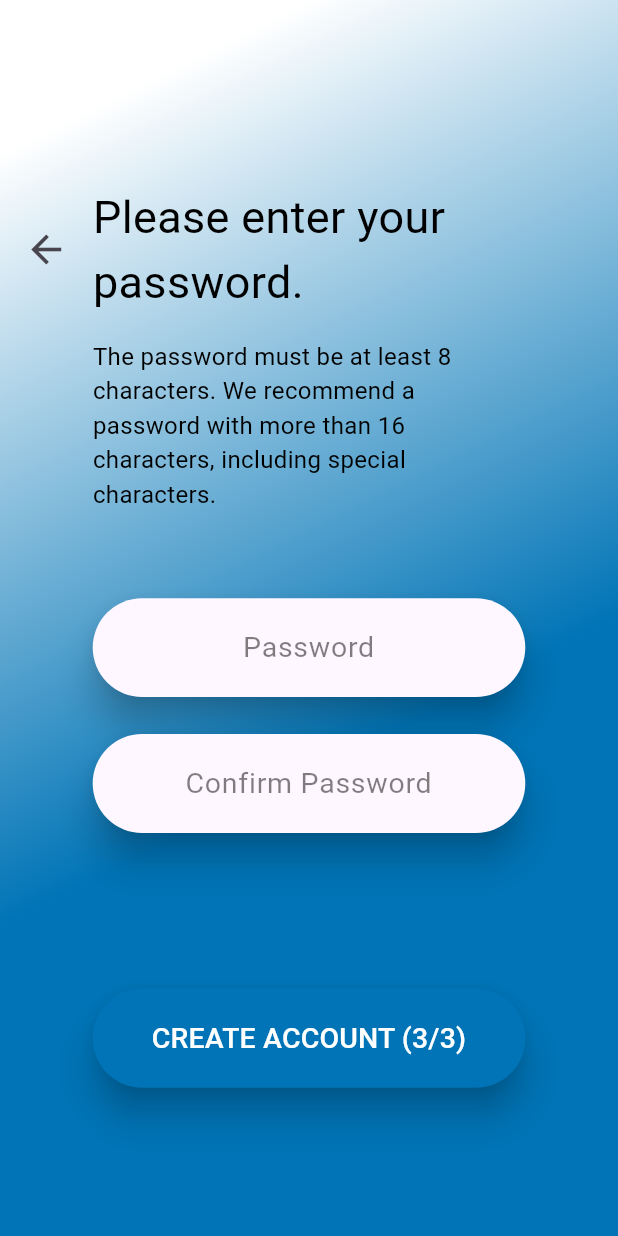
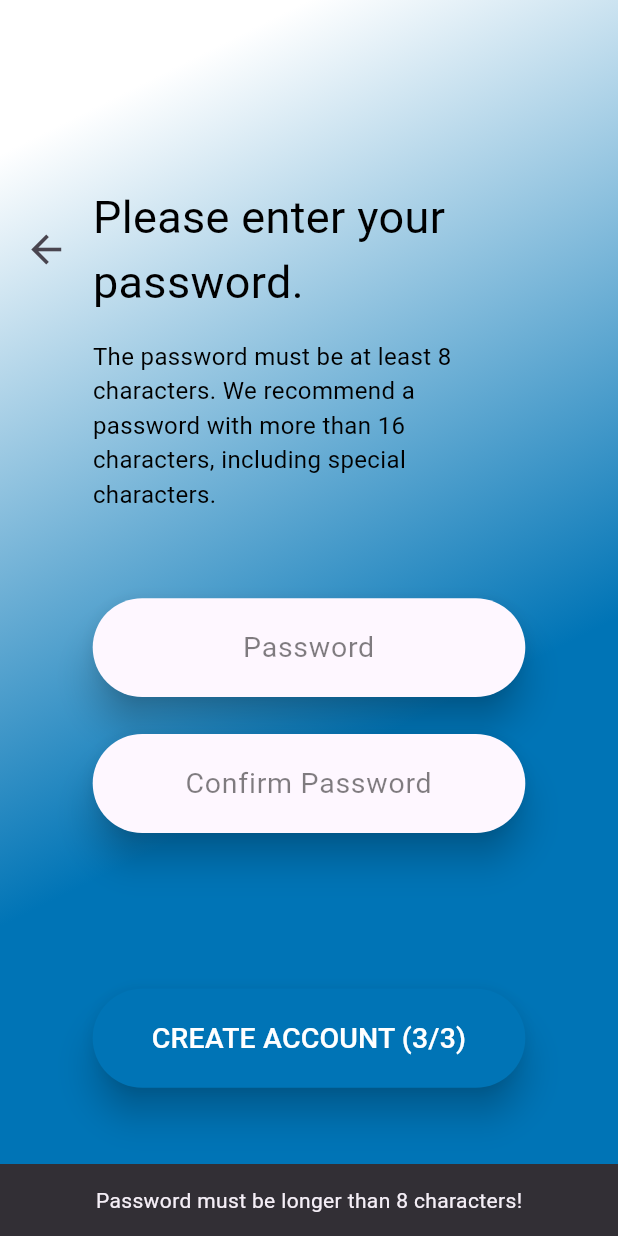
Before and after one commit to danielholzwarth/flexus, a Flutter app: the RegisterPasswordPage widget shown alone on an empty page, opened directly with empty values, after a tap on "CREATE ACCOUNT (3/3)", on a phone screen of 412 x 824 dp. Run offline on Flutter 3.47's test engine with Material 3 defaults, Android fonts, the phone set to English and light mode, and no system bars; our stand-ins replace chopper; missing offline and left inert: crypton, pointycastle; generated files the repository leaves out were written again.

Commit message:
feat: add checks for password

```diff
--- a/app/lib/pages/login/register_password.dart
+++ b/app/lib/pages/login/register_password.dart
@@ -4,6 +4,7 @@ import 'package:app/api/user_account_service.dart';
 import 'package:app/encryption/crypto_service.dart';
 import 'package:app/encryption/signup_result.dart';
 import 'package:app/resources/app_settings.dart';
+import 'package:app/widgets/flexus_bottom_sized_box.dart';
 import 'package:app/widgets/flexus_button.dart';
 import 'package:app/widgets/flexus_gradient_container.dart';
 import 'package:app/widgets/flexus_textfield.dart';
@@ -45,7 +46,7 @@ class _RegisterPasswordPageState extends State<RegisterPasswordPage> {
               SizedBox(
                 width: screenWidth * 0.15,
                 child: IconButton(
-                  onPressed: () => Navigator.popAndPushNamed(context, "/register_username"),
+                  onPressed: () => Navigator.popAndPushNamed(context, "/register_name"),
                   icon: Icon(Icons.adaptive.arrow_back),
                   iconSize: AppSettings.fontsizeTitle,
                   alignment: Alignment.center,
@@ -88,6 +89,34 @@ class _RegisterPasswordPageState extends State<RegisterPasswordPage> {
             backgroundColor: AppSettings.backgroundV1,
             fontColor: AppSettings.fontV1,
             function: () async {
+              if (passwordController.text.length < 8) {
+                ScaffoldMessenger.of(context).clearSnackBars();
+                ScaffoldMessenger.of(context).showSnackBar(
+                  const SnackBar(
+                    content: Center(
+                      child: Text('Password must be longer than 8 characters!'),
+                    ),
+                  ),
+                );
+              } else if (passwordController.text.length > 128) {
+                ScaffoldMessenger.of(context).clearSnackBars();
+                ScaffoldMessenger.of(context).showSnackBar(
+                  const SnackBar(
+                    content: Center(
+                      child: Text('Passwords must be shorter or equal to 128 characters!'),
+                    ),
+                  ),
+                );
+              } else if (passwordController.text != confirmPasswordController.text) {
+                ScaffoldMessenger.of(context).clearSnackBars();
+                ScaffoldMessenger.of(context).showSnackBar(
+                  const SnackBar(
+                    content: Center(
+                      child: Text('Passwords are not equal!'),
+                    ),
+                  ),
+                );
+              } else {
                 final signUpResult = signUp(passwordController.text);
                 userAccountService.postUserAccount({
                   "username": widget.username,
@@ -98,9 +127,10 @@ class _RegisterPasswordPageState extends State<RegisterPasswordPage> {
                   "name": widget.name,
                 });
                 Navigator.pushNamed(context, "/login");
+              }
             },
           ),
-          SizedBox(height: screenHeight * 0.12),
+          FlexusBottomSizedBox(screenHeight: screenHeight),
         ],
       ),
     );
--- /dev/null
+++ b/app/lib/widgets/flexus_bottom_sized_box.dart
@@ -0,0 +1,15 @@
+import 'package:flutter/material.dart';
+
+class FlexusBottomSizedBox extends StatelessWidget {
+  const FlexusBottomSizedBox({
+    super.key,
+    required this.screenHeight,
+  });
+
+  final double screenHeight;
+
+  @override
+  Widget build(BuildContext context) {
+    return SizedBox(height: screenHeight * 0.12);
+  }
+}
```
Also changed, not shown: app/lib/pages/login/register_name.dart (+27 -6 lines), app/lib/pages/login/register_username.dart (+36 -4 lines), app/lib/pages/login/startup.dart (+15 -7 lines). Lines whose indentation alone changed are shown as unchanged.
